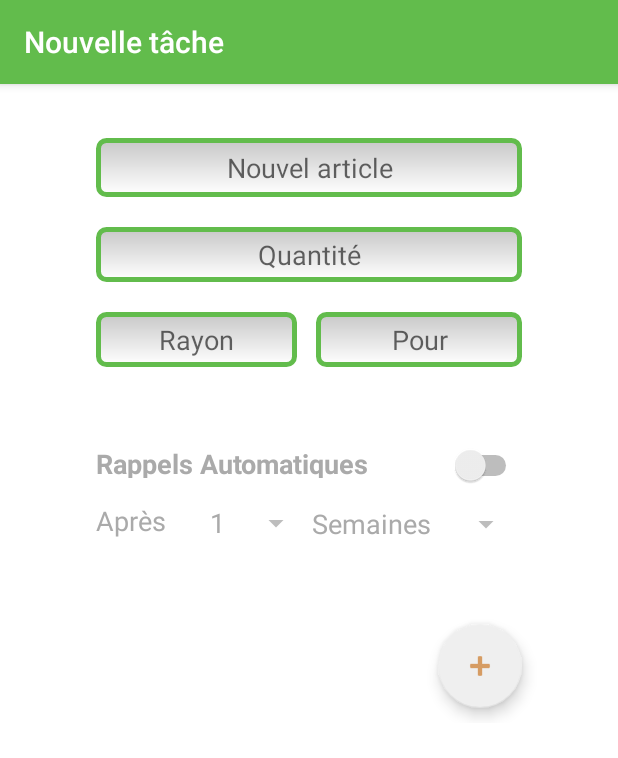
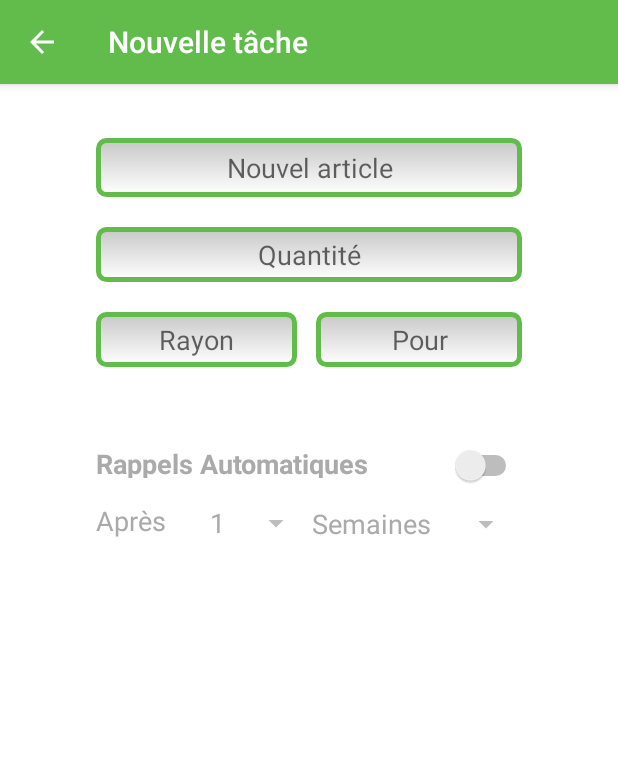
Before and after one commit to Horrih/Courses, an Android app: the screen it shows after launch (NewTaskActivity), after a tap on an icon or button, on a phone screen of 412 x 824 dp. Shown: the top 758 px of the screen. Run offline under Robolectric (Android 15) with nearby library versions, the phone set to English and light mode, and no system bars.

Commit message:
Various GUI improvements + new activity for list selection

```diff
--- a/app/build.gradle
+++ b/app/build.gradle
@@ -9,6 +9,7 @@ android {
         versionCode 1
         versionName "1.0"
         testInstrumentationRunner "android.support.test.runner.AndroidJUnitRunner"
+        vectorDrawables.useSupportLibrary = true
     }
     buildTypes {
         release {
--- a/app/src/main/AndroidManifest.xml
+++ b/app/src/main/AndroidManifest.xml
@@ -20,7 +20,12 @@
             </intent-filter>
         </activity>
         <activity
+            android:theme="@style/AppTheme.NoActionBar"
             android:name=".NewTaskActivity">
+        </activity>
+        <activity
+            android:theme="@style/AppTheme.NoActionBar"
+            android:name=".SelectItemActivity">
         </activity>
     </application>
 
--- a/app/src/main/java/charles/courses/MainActivity.java
+++ b/app/src/main/java/charles/courses/MainActivity.java
@@ -20,7 +20,7 @@ import java.util.ArrayList;
 import java.util.Date;
 
 public class MainActivity extends AppCompatActivity {
-    public class ActionType { static final int TASK_ACTIVITY = 0; }
+    public class ActionType { static final int TASK_ACTIVITY = 0, CHANGE_LISTS_ACTIVITY = 1; }
     class TaskAction { static final int CREATED = 0, MODIFIED = 1, CANCELED = 2, DELETED = 3; }
     public static String TaskDataMarker = "TaskData";
     public static String TaskHistoryMarker = "TaskHistory";
@@ -39,8 +39,7 @@ public class MainActivity extends AppCompatActivity {
     protected void onCreate(Bundle savedInstanceState) {
         super.onCreate(savedInstanceState);
         setContentView(R.layout.activity_main);
-        Toolbar toolbar = findViewById(R.id.toolbar);
-        setSupportActionBar(toolbar);
+        initToolbar();
 
         //Reload data from previous executions
         loadBackup();
@@ -68,6 +67,26 @@ public class MainActivity extends AppCompatActivity {
                 periodicChecker_.postDelayed( this, 60 * 1000 );
             }
         };
+    }
+
+    void initToolbar() {
+        Toolbar toolbar = findViewById(R.id.toolbar);
+        setSupportActionBar(toolbar);
+        toolbar.setNavigationIcon(R.drawable.ic_dehaze_24dp);
+        toolbar.setNavigationOnClickListener(new View.OnClickListener() {
+            @Override
+            public void onClick(View v) {
+                Intent intent = new Intent(MainActivity.this, SelectItemActivity.class);
+                Bundle bundle = new Bundle();
+                SelectItemActivity.Items items = new SelectItemActivity.Items();
+                items.title_ = getResources().getString(R.string.edit_lists_activity);
+                items.values_.add( "Charcuterie" );
+                items.values_.add( "Fruits et Légumes" );
+                bundle.putSerializable(SelectItemActivity.ItemsMarker, items);
+                intent.putExtras(bundle);
+                startActivityForResult(intent, ActionType.CHANGE_LISTS_ACTIVITY);
+            }
+        });
     }
 
     @Override
--- a/app/src/main/java/charles/courses/NewTaskActivity.java
+++ b/app/src/main/java/charles/courses/NewTaskActivity.java
@@ -2,8 +2,10 @@ package charles.courses;
 
 import android.content.Intent;
 import android.support.design.widget.FloatingActionButton;
+import android.support.v7.app.ActionBar;
 import android.support.v7.app.AppCompatActivity;
 import android.os.Bundle;
+import android.support.v7.widget.Toolbar;
 import android.util.Pair;
 import android.view.View;
 import android.widget.ArrayAdapter;
@@ -36,6 +38,15 @@ public class NewTaskActivity extends AppCompatActivity {
     protected void onCreate(Bundle savedInstanceState) {
         super.onCreate(savedInstanceState);
         setContentView(R.layout.activity_new_task);
+        Toolbar toolbar = findViewById(R.id.toolbar);
+        setSupportActionBar(toolbar);
+        toolbar.setNavigationIcon(R.drawable.ic_arrow_24dp);
+        toolbar.setNavigationOnClickListener(new View.OnClickListener() {
+            @Override
+            public void onClick(View v) {
+                finish();
+            }
+        });
 
         //By default, the new task is considered canceled so that back button returns without doing anything
         setResult( MainActivity.TaskAction.CANCELED, result_ );
@@ -57,8 +68,8 @@ public class NewTaskActivity extends AppCompatActivity {
         }
         else {
             setTitle( "Nouvelle tâche" );
-            FloatingActionButton deleteButton = findViewById(R.id.TaskDeleteButton);
-            deleteButton.hide();
+            //FloatingActionButton deleteButton = findViewById(R.id.TaskDeleteButton);
+            //deleteButton.hide();
         }
 
         //We gray out the recurrence part by default
--- /dev/null
+++ b/app/src/main/res/drawable/ic_arrow_24dp.xml
@@ -0,0 +1,9 @@
+<vector xmlns:android="http://schemas.android.com/apk/res/android"
+        android:width="24dp"
+        android:height="24dp"
+        android:viewportWidth="24.0"
+        android:viewportHeight="24.0">
+    <path
+        android:fillColor="@color/background"
+        android:pathData="M20,11H7.83l5.59,-5.59L12,4l-8,8 8,8 1.41,-1.41L7.83,13H20v-2z"/>
+</vector>
--- /dev/null
+++ b/app/src/main/res/drawable/ic_dehaze_24dp.xml
@@ -0,0 +1,9 @@
+<vector xmlns:android="http://schemas.android.com/apk/res/android"
+        android:width="24dp"
+        android:height="24dp"
+        android:viewportWidth="24.0"
+        android:viewportHeight="24.0">
+    <path
+        android:fillColor="@color/background"
+        android:pathData="M2,15.5v2h20v-2L2,15.5zM2,10.5v2h20v-2L2,10.5zM2,5.5v2h20v-2L2,5.5z"/>
+</vector>
--- a/app/src/main/res/layout/activity_new_task.xml
+++ b/app/src/main/res/layout/activity_new_task.xml
@@ -1,16 +1,18 @@
 <?xml version="1.0" encoding="utf-8"?>
-<ScrollView xmlns:android="http://schemas.android.com/apk/res/android"
+<android.support.design.widget.CoordinatorLayout xmlns:android="http://schemas.android.com/apk/res/android"
+    xmlns:tools="http://schemas.android.com/tools"
+    android:layout_width="match_parent"
+    android:layout_height="match_parent"
     xmlns:app="http://schemas.android.com/apk/res-auto"
-    xmlns:tools="http://schemas.android.com/tools"
     android:background="@color/background"
-    android:layout_width="match_parent"
-    android:layout_height="match_parent" >
-    <android.support.constraint.ConstraintLayout xmlns:android="http://schemas.android.com/apk/res/android"
-        xmlns:app="http://schemas.android.com/apk/res-auto"
-        xmlns:tools="http://schemas.android.com/tools"
+    tools:context="charles.courses.NewTaskActivity">
+
+    <include layout="@layout/toolbar" />
+
+    <android.support.constraint.ConstraintLayout
+        app:layout_behavior="@string/appbar_scrolling_view_behavior"
         android:layout_width="match_parent"
-        android:layout_height="wrap_content"
-        tools:context="charles.courses.NewTaskActivity">
+        android:layout_height="match_parent">
 
         <AutoCompleteTextView
             android:id="@+id/NewTaskInput"
@@ -145,32 +147,5 @@
             android:textSize="18sp"
             app:layout_constraintStart_toStartOf="@+id/ActivateRecurrenceTextView"
             app:layout_constraintTop_toBottomOf="@+id/ActivateRecurrenceTextView" />
-
-
-        <android.support.design.widget.FloatingActionButton
-            android:id="@+id/NewTaskConfirmButton"
-            android:layout_width="wrap_content"
-            android:layout_height="wrap_content"
-            android:layout_marginTop="52dp"
-            android:layout_marginBottom="10dp"
-            android:onClick="onConfirm"
-            android:scaleType="center"
-            android:tint="@color/colorAccent"
-            app:backgroundTint="@color/backgroundDark"
-            app:layout_constraintEnd_toEndOf="@+id/RecurrenceDurationSpinner"
-            app:layout_constraintTop_toBottomOf="@+id/RecurrenceDurationSpinner"
-            app:layout_constraintBottom_toBottomOf="parent"
-            app:srcCompat="@android:drawable/ic_input_add" />
-
-        <android.support.design.widget.FloatingActionButton
-            android:id="@+id/TaskDeleteButton"
-            android:layout_width="wrap_content"
-            android:layout_height="wrap_content"
-            android:onClick="onDelete"
-            android:tint="@color/colorAccent"
-            app:backgroundTint="@color/backgroundDark"
-            app:layout_constraintStart_toStartOf="@+id/RecurrenceTimeTextView"
-            app:layout_constraintTop_toTopOf="@+id/NewTaskConfirmButton"
-            app:srcCompat="@android:drawable/ic_delete" />
     </android.support.constraint.ConstraintLayout>
-</ScrollView>
+</android.support.design.widget.CoordinatorLayout>
--- /dev/null
+++ b/app/src/main/res/layout/toolbar.xml
@@ -0,0 +1,14 @@
+<?xml version="1.0" encoding="utf-8"?>
+<android.support.design.widget.AppBarLayout
+    android:layout_width="match_parent"
+    android:layout_height="wrap_content"
+    android:theme="@style/AppTheme.AppBarOverlay"
+    xmlns:android="http://schemas.android.com/apk/res/android">
+
+    <android.support.v7.widget.Toolbar
+        android:id="@+id/toolbar"
+        android:layout_width="match_parent"
+        android:layout_height="?attr/actionBarSize"
+        android:background="?attr/colorPrimary" />
+
+</android.support.design.widget.AppBarLayout>
--- a/app/src/main/res/values/strings.xml
+++ b/app/src/main/res/values/strings.xml
@@ -10,5 +10,10 @@
     <string name="reason_hint">Pour</string>
     <string name="reminder">Rappels Automatiques</string>
     <string name="after">Après</string>
+    <string name="edit_button">Bouton Modifier</string>
+    <string name="delete_button">Bouton Supprimer</string>
     <string name="no_tasks">Aucune tâche en cours</string>
+    <string name="edit_lists_activity">Choix de la liste</string>
+    <string name="add_item_menu">Ajout d\'un nouvel élément</string>
+    <string name="validate_item_menu">Validation du choix de l\'élément</string>
 </resources>
```
Also changed, not shown: app/src/main/java/charles/courses/SelectItemActivity.java (added, +214 -0 lines), app/src/main/res/drawable/ic_clear_24dp.xml (added, +9 -0 lines), app/src/main/res/drawable/ic_edit_24dp.xml (added, +9 -0 lines), app/src/main/res/layout/activity_main.xml (+3 -14 lines), app/src/main/res/layout/activity_select_item.xml (added, +20 -0 lines), app/src/main/res/layout/select_item.xml (added, +60 -0 lines), app/src/main/res/menu/menu_select_item.xml (added, +18 -0 lines), 1 other file.
